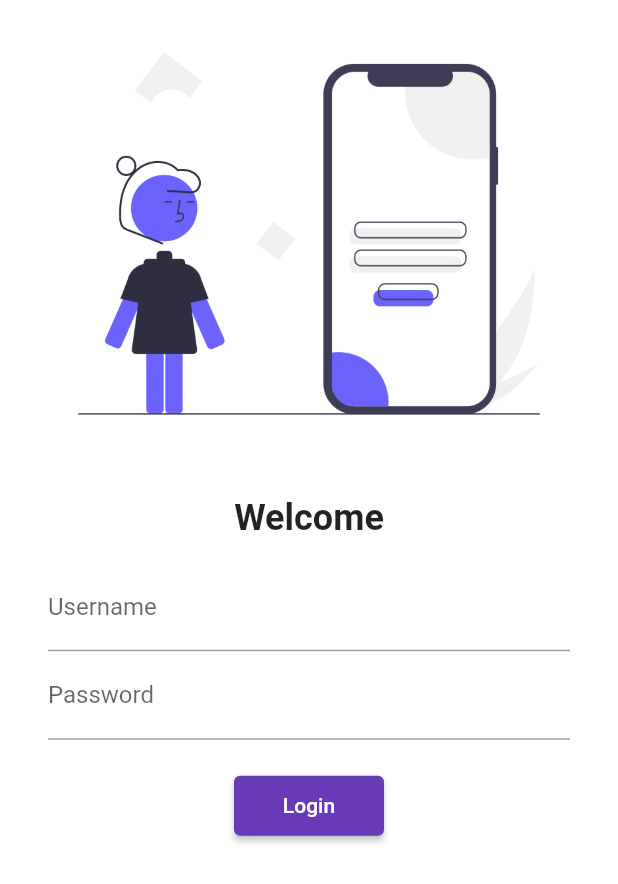
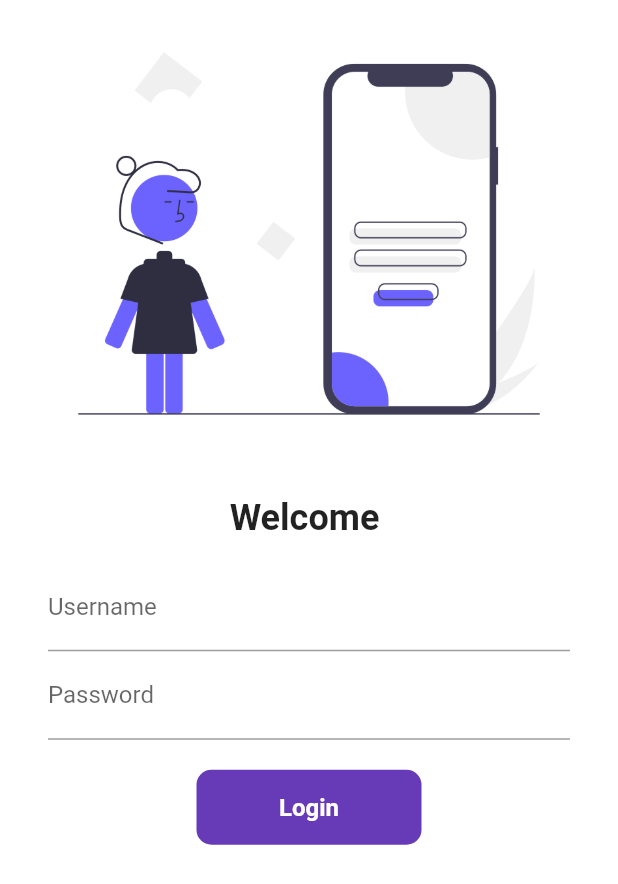
Before and after one commit to iamasfaan/FirstFlutterApp, a Flutter app: the screen it shows after launch, on a phone screen of 412 x 824 dp. Shown: the top 884 px of the screen. Run offline on Flutter 3.47's test engine with Material 2 defaults, Android fonts, the light colour scheme and no system bars; our stand-ins replace google_fonts.

Commit message:
Day 6 Completed

```diff
--- a/lib/pages/login_page.dart
+++ b/lib/pages/login_page.dart
@@ -1,7 +1,15 @@
 import 'package:flutter/material.dart';
 import 'package:flutter_project_catalog/utils/routs.dart';
 
-class LoginPage extends StatelessWidget {
+class LoginPage extends StatefulWidget {
+  @override
+  State<LoginPage> createState() => _LoginPageState();
+}
+
+class _LoginPageState extends State<LoginPage> {
+  String name = "";
+  bool changeButton = false;
+
   @override
   Widget build(BuildContext context) {
     return Material(
@@ -17,7 +25,7 @@
                 height: 20.0,
               ),
               Text(
-                "Welcome",
+                "Welcome $name",
                 style: TextStyle(
                   fontSize: 24,
                   fontWeight: FontWeight.bold,
@@ -31,6 +39,10 @@
                     TextFormField(
                       decoration: InputDecoration(
                           hintText: "Enter user name", labelText: "Username"),
+                      onChanged: (value) {
+                        name = value;
+                        setState(() {});
+                      },
                     ),
                     TextFormField(
                       obscureText: true,
@@ -40,13 +52,47 @@
                     SizedBox(
                       height: 20.0,
                     ),
-                    ElevatedButton(
-                      child: Text("Login"),
-                      style: TextButton.styleFrom(minimumSize: Size(100, 40)),
-                      onPressed: () {
+                    InkWell(
+                      onTap: () async {
+                        setState(() {
+                          changeButton = true;
+                        });
+                        await Future.delayed(Duration(milliseconds: 500));
                         Navigator.pushNamed(context, MyRoute.homeRoute);
                       },
+                      child: AnimatedContainer(
+                        duration: Duration(milliseconds: 500),
+                        width: changeButton ? 50 : 150,
+                        height: 50,
+                        alignment: Alignment.center,
+                        child: changeButton
+                            ? Icon(
+                                Icons.done,
+                                color: Colors.white,
+                              )
+                            : Text(
+                                "Login",
+                                style: TextStyle(
+                                    color: Colors.white,
+                                    fontWeight: FontWeight.bold,
+                                    fontSize: 16),
+                              ),
+                        decoration: BoxDecoration(
+                            color: Colors.deepPurple,
+                            // shape: changeButton
+                            //     ? BoxShape.circle
+                            //     : BoxShape.rectangle,
+                            borderRadius:
+                                BorderRadius.circular(changeButton ? 50 : 10)),
+                      ),
                     )
+                    // ElevatedButton(
+                    //   child: Text("Login"),
+                    //   style: TextButton.styleFrom(minimumSize: Size(100, 40)),
+                    //   onPressed: () {
+                    //     Navigator.pushNamed(context, MyRoute.homeRoute);
+                    //   },
+                    // )
                   ],
                 ),
               )
--- a/pubspec.yaml
+++ b/pubspec.yaml
@@ -45,7 +45,7 @@
   # activated in the `analysis_options.yaml` file located at the root of your
   # package. See that file for information about deactivating specific lint
   # rules and activating additional ones.
-  flutter_lints: ^1.0.0
+  # flutter_lints: ^1.0.0
 
 # For information on the generic Dart part of this file, see the
 # following page: https://dart.dev/tools/pub/pubspec
```
Also changed, not shown: pubspec.lock, 1 other file.
